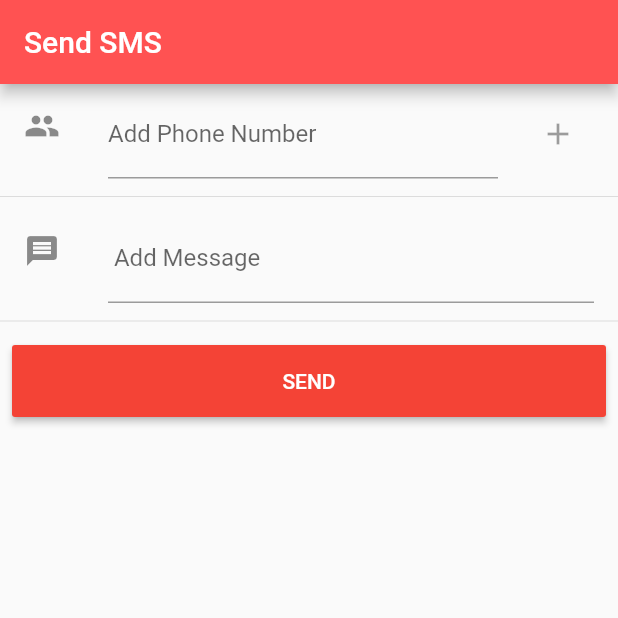
After one commit to mrclashbro/Messageapp, a Flutter app: the screen it shows after launch, after a tap on the "send" icon, on a phone screen of 412 x 824 dp, the top half of it. The commit adds this screen. Run offline on Flutter 3.47's test engine with Material 2 defaults, Android fonts, the phone set to English and light mode, and no system bars; our stand-ins replace permission_handler, shared_preferences, sqflite; missing offline and left inert: contact_picker, flutter_sms, sms; accounts and stored records are empty.

Commit message:
send normal sms

```diff
--- a/lib/pages/schedule/CreateOrEditSmsMessagePage.dart
+++ b/lib/pages/schedule/CreateOrEditSmsMessagePage.dart
@@ -9,6 +9,7 @@ import 'package:message_app/models/Settings.dart';
 import 'package:message_app/providers/DateTimeFormator.dart';
 import 'package:message_app/providers/DialogProvider.dart';
 import 'package:message_app/providers/SettingsProvider.dart';
+import 'package:flutter_sms/flutter_sms.dart';
 
 enum MessageMode { create, edit }
 
@@ -267,4 +268,6 @@ class _CreateOrEditSmsMessagePageState
           content: Text('Error creating message.'));
     }
   }
+
+
 }
--- a/lib/pages/schedule/SchedulePage.dart
+++ b/lib/pages/schedule/SchedulePage.dart
@@ -10,7 +10,9 @@ import 'package:message_app/pages/schedule/CreateOrEditSmsMessagePage.dart';
 import 'package:message_app/pages/settings/SettingsPage.dart';
 import 'package:message_app/providers/DialogProvider.dart';
 import 'package:message_app/providers/ScheduleProvider.dart';
+import 'package:sms/sms.dart';
 import './Schedule.dart';
+import './sms.dart';
 
 class SchedulePage extends StatefulWidget {
   SchedulePage({Key key, this.title}) : super(key: key);
@@ -122,7 +124,8 @@ class _SchedulePageState extends State<SchedulePage>
         body: StreamBuilder<List<Message>>(
           stream: _messageBloc.stream,
           initialData: null,
-        builder: (BuildContext context, AsyncSnapshot<List<Message>> snapshot) {
+          builder:
+              (BuildContext context, AsyncSnapshot<List<Message>> snapshot) {
             final List<Message> all = snapshot.data
                 ?.takeWhile((msg) => !msg.isArchived)
                 ?.toList(); // gets non-archived messages.
@@ -149,12 +152,30 @@ class _SchedulePageState extends State<SchedulePage>
             );
           },
         ),
-      floatingActionButton: FloatingActionButton(
+        floatingActionButtonLocation: FloatingActionButtonLocation.centerDocked,
+        floatingActionButton: Padding(
+          padding: const EdgeInsets.all(8.0),
+          child: Row(
+            mainAxisAlignment: MainAxisAlignment.spaceBetween,
+            children: <Widget>[
+              FloatingActionButton(
+                heroTag: null,
                 onPressed: _onCreateMessage,
                 child: Icon(Icons.add, color: Colors.white),
-        backgroundColor: Colors.red,
+                backgroundColor: Colors.redAccent,
               ),
-    );
+              FloatingActionButton(
+                heroTag: null,
+                onPressed: () {
+                  Navigator.push(context,
+                      MaterialPageRoute(builder: (context) => SendSms()));
+                },
+                child: Icon(Icons.send, color: Colors.white),
+                backgroundColor: Colors.redAccent,
+              )
+            ],
+          ),
+        ));
   }
 
   void _onPopupSelected(PopUpMenuValues value) {
--- /dev/null
+++ b/lib/pages/schedule/sms.dart
@@ -0,0 +1,181 @@
+import 'package:flutter/material.dart';
+import 'dart:async';
+
+import 'package:flutter_sms/flutter_sms.dart';
+
+
+
+class SendSms extends StatefulWidget {
+  @override
+  _SendSmsState createState() => _SendSmsState();
+}
+
+class _SendSmsState extends State<SendSms> {
+  TextEditingController _controllerPeople, _controllerMessage;
+  String _message, body;
+  String _canSendSMSMessage = "Check is not run.";
+  List<String> people = [];
+
+  @override
+  void initState() {
+    super.initState();
+    initPlatformState();
+  }
+
+  Future<void> initPlatformState() async {
+    _controllerPeople = TextEditingController();
+    _controllerMessage = TextEditingController();
+  }
+
+  void _sendSMS(List<String> recipents) async {
+    try {
+      String _result = await sendSMS(
+          message: _controllerMessage.text, recipients: recipents);
+      setState(() => _message = _result);
+    } catch (error) {
+      setState(() => _message = error.toString());
+    }
+  }
+
+  void _canSendSMS() async {
+    bool _result = await canSendSMS();
+    setState(() => _canSendSMSMessage =
+        _result ? 'This unit can send SMS' : 'This unit cannot send SMS');
+  }
+
+  Widget _phoneTile(String name) {
+    return Padding(
+      padding: const EdgeInsets.all(3.0),
+      child: Container(
+          decoration: BoxDecoration(
+              border: Border(
+            bottom: BorderSide(color: Colors.grey[300]),
+            top: BorderSide(color: Colors.grey[300]),
+            left: BorderSide(color: Colors.grey[300]),
+            right: BorderSide(color: Colors.grey[300]),
+          )),
+          child: Padding(
+            padding: EdgeInsets.all(4.0),
+            child: Column(
+              mainAxisAlignment: MainAxisAlignment.center,
+              crossAxisAlignment: CrossAxisAlignment.center,
+              mainAxisSize: MainAxisSize.min,
+              children: <Widget>[
+                IconButton(
+                  icon: Icon(Icons.close),
+                  onPressed: () => setState(() => people.remove(name)),
+                ),
+                Padding(
+                  padding: const EdgeInsets.all(0.0),
+                  child: Text(
+                    name,
+                    textScaleFactor: 1.0,
+                    style: TextStyle(fontSize: 12.0),
+                  ),
+                )
+              ],
+            ),
+          )),
+    );
+  }
+
+  @override
+  Widget build(BuildContext context) {
+    return MaterialApp(
+      debugShowCheckedModeBanner: false,
+      home: Scaffold(
+        appBar: AppBar(
+          title: const Text('Send SMS'),
+          backgroundColor: Colors.redAccent,
+        ),
+        body: ListView(
+          children: <Widget>[
+            people == null || people.isEmpty
+                ? Container(
+                    height: 0.0,
+                  )
+                : Container(
+                    height: 90.0,
+                    child: Padding(
+                      padding: const EdgeInsets.all(3.0),
+                      child: ListView(
+                        scrollDirection: Axis.horizontal,
+                        children:
+                            List<Widget>.generate(people.length, (int index) {
+                          return _phoneTile(people[index]);
+                        }),
+                      ),
+                    ),
+                  ),
+            ListTile(
+              leading: Icon(Icons.people),
+              title: TextField(
+                controller: _controllerPeople,
+                decoration: InputDecoration(labelText: "Add Phone Number"),
+                keyboardType: TextInputType.number,
+                onChanged: (String value) => setState(() {}),
+              ),
+              trailing: IconButton(
+                icon: Icon(Icons.add),
+                onPressed: _controllerPeople.text.isEmpty
+                    ? null
+                    : () => setState(() {
+                          people.add(_controllerPeople.text.toString());
+                          _controllerPeople.clear();
+                        }),
+              ),
+            ),
+            Divider(),
+            ListTile(
+              leading: Icon(Icons.message),
+              title: TextField(
+                decoration: InputDecoration(labelText: " Add Message"),
+                controller: _controllerMessage,
+                onChanged: (String value) => setState(() {}),
+              ),
+            ),
+            Divider(),
+            Padding(
+              padding: const EdgeInsets.all(8.0),
+              child: RaisedButton(
+                color: Theme.of(context).accentColor,
+                padding: EdgeInsets.symmetric(vertical: 16),
+                child: Text("SEND",
+                    style: Theme.of(context).accentTextTheme.button),
+                onPressed: () {
+                  _send();
+                },
+              ),
+            ),
+            Visibility(
+              visible: _message != null,
+              child: Row(
+                mainAxisAlignment: MainAxisAlignment.center,
+                crossAxisAlignment: CrossAxisAlignment.center,
+                children: <Widget>[
+                  Expanded(
+                    child: Padding(
+                      padding: const EdgeInsets.all(12.0),
+                      child: Text(
+                        _message ?? "No Data",
+                        maxLines: null,
+                      ),
+                    ),
+                  ),
+                ],
+              ),
+            ),
+          ],
+        ),
+      ),
+    );
+  }
+
+  void _send() {
+    if (people == null || people.isEmpty) {
+      setState(() => _message = "At Least 1 Person or Message Required");
+    } else {
+      _sendSMS(people);
+    }
+  }
+}
--- a/pubspec.yaml
+++ b/pubspec.yaml
@@ -31,6 +31,7 @@ dependencies:
   permission_handler: ^4.2.0
   path_provider: ^0.5.0+1
   datetime_picker_formfield: ^1.0.0
+  flutter_sms: ^2.1.1
 
 
 
```
Also changed, not shown: lib/pages/schedule/settings.dart (added, +81 -0 lines), pubspec.lock. Lines whose indentation alone changed are shown as unchanged.
